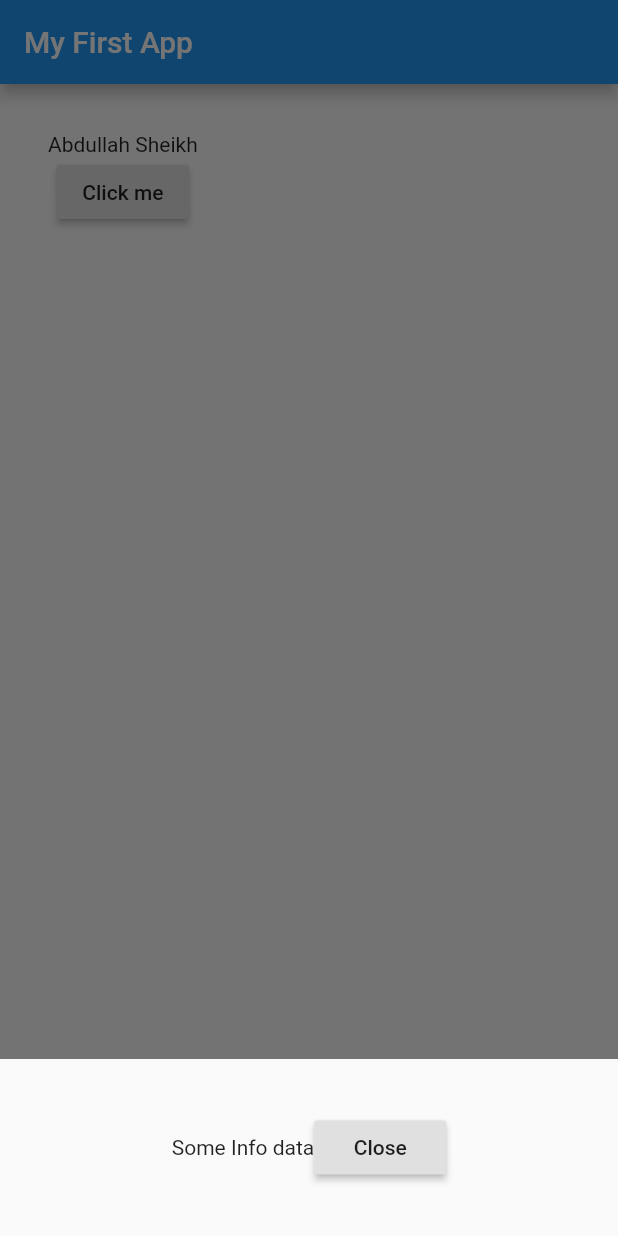
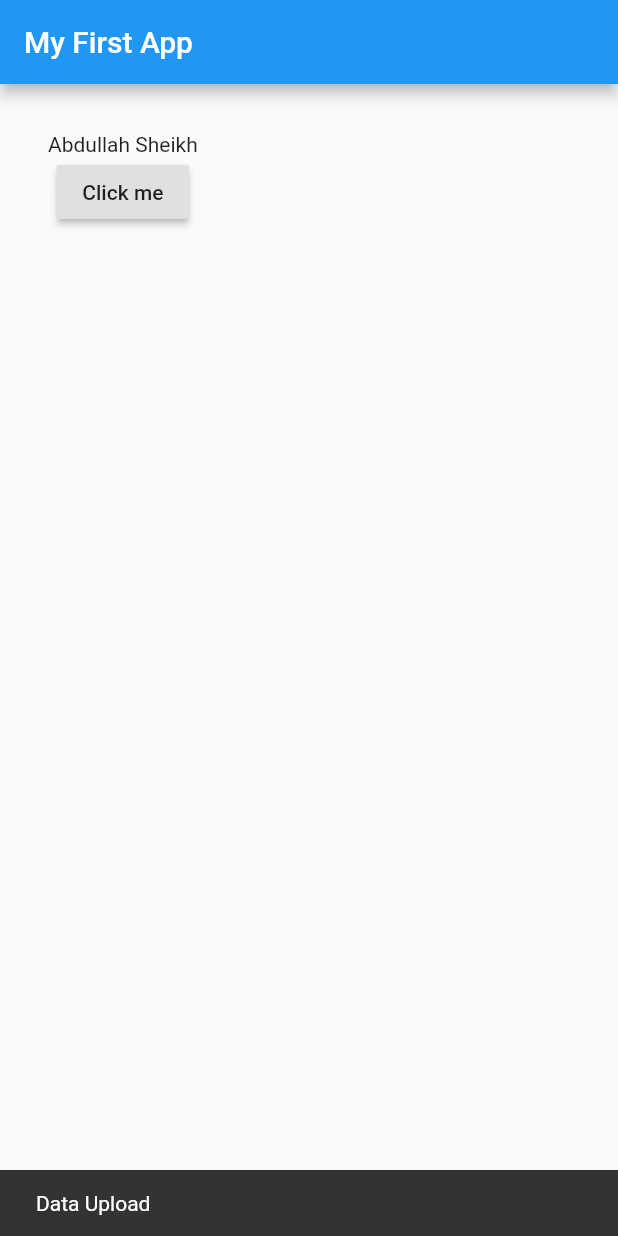
Before and after one commit to Abdullah-Sheikh/notification_in_flutter, a Flutter app: the screen it shows after launch, after a tap on "Click me", on a phone screen of 412 x 824 dp. Run offline on Flutter 3.47's test engine with Material 2 defaults, Android fonts, the phone set to English and light mode, and no system bars.

Commit message:
SnackBar

```diff
--- a/lib/main.dart
+++ b/lib/main.dart
@@ -13,7 +13,14 @@ class MyApp extends StatefulWidget {
 
 class _State extends State<MyApp> {
 
+  final GlobalKey<ScaffoldState> _scaffoldState =new GlobalKey<ScaffoldState>();
+  void showbar()
+  {
+    _scaffoldState.currentState.showSnackBar(new SnackBar(content:new Text("Data Upload")));
+  }
 
+ // Bottom sheet code
+  /*
   void _showbottom()
   {
     showModalBottomSheet<void>(
@@ -35,10 +42,13 @@ class _State extends State<MyApp> {
     );
   }
 
+   */
+
 
   @override
   Widget build(BuildContext context) {
     return new Scaffold(
+      key: _scaffoldState,
       appBar: new AppBar(
         title: new Text('My First App'),
       ),
@@ -47,7 +57,8 @@ class _State extends State<MyApp> {
         child: new Column(
           children: <Widget>[
             new Text('Abdullah Sheikh'),
-            new RaisedButton(onPressed: _showbottom, child:new Text("Click me"),)
+           new RaisedButton(onPressed: showbar, child: new Text("Click me"),),
+           // new RaisedButton(onPressed: _showbottom, child:new Text("Click me"),)
           ],
         ),
       ),
```
